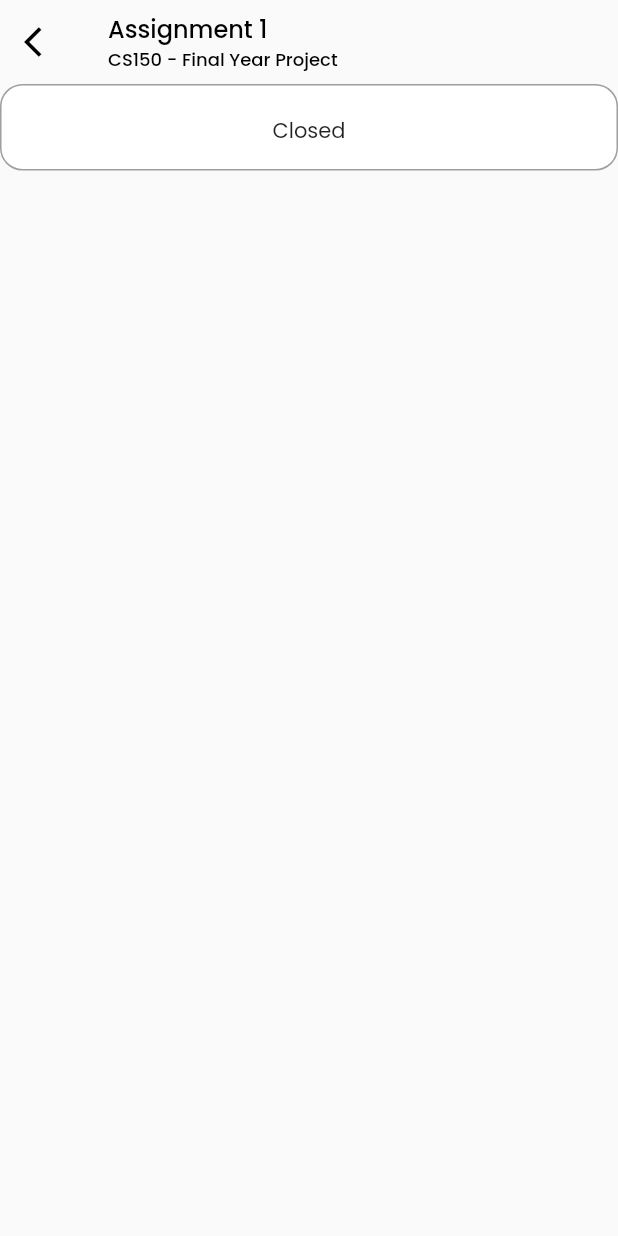
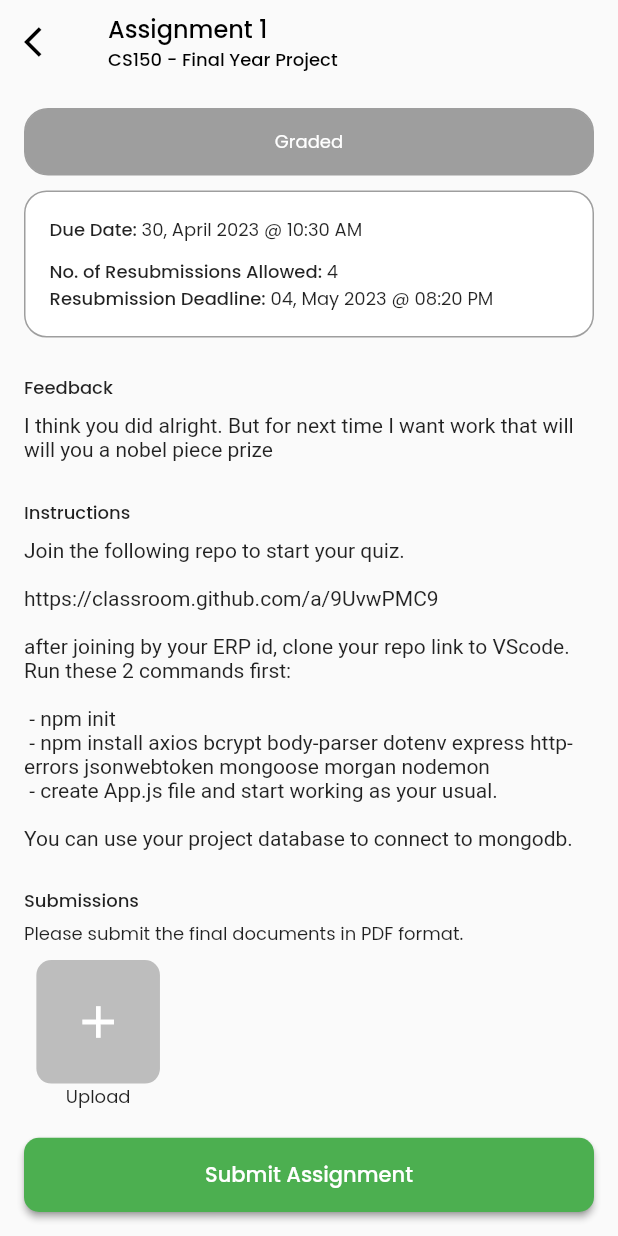
Before and after one commit to FYP-LMS-2023/front-end, a Flutter app: the AssignmentPage screen opened directly, on a phone screen of 412 x 824 dp. Run offline on Flutter 3.47's test engine with Material 2 defaults, Android fonts, the phone set to English and light mode, and no system bars; our stand-ins replace google_fonts.

Commit message:
Feat: Assignment Page + Submissions Widget

```diff
--- a/lib/views/screens/assignment_page.dart
+++ b/lib/views/screens/assignment_page.dart
@@ -1,9 +1,13 @@
 import 'package:flutter/material.dart';
+import 'package:front_end/constants/fonts.dart';
+import 'package:front_end/views/widgets/buttons.dart';
 import 'package:front_end/views/widgets/cards.dart';
+import 'package:front_end/views/widgets/submissions.dart';
 import '../widgets/headers.dart';
 
 class AssignmentPage extends StatelessWidget {
-  const AssignmentPage({super.key});
+  final bool graded;
+  const AssignmentPage({super.key, this.graded = false});
 
   @override
   Widget build(BuildContext context) {
@@ -15,11 +19,90 @@ class AssignmentPage extends StatelessWidget {
       ),
       body: SingleChildScrollView(
         child: Center(
-          child: Column(
-            children: <Widget>[
-              CenteredCard(text: "Closed", height: 0.07, ),
-            ],
+          child: Padding(
+            padding: const EdgeInsets.all(16.0),
+            child: Column(
+              children: <Widget>[
+                AssignmentDetailCard(
+                  dueDate: DateTime.now(),
+                  numResubmissions: 4,
+                  resubmissionDueDate: DateTime(2023, 05, 04, 20, 20),
+                  status: "Graded",
+                ),
+                SizedBox(
+                  height: MediaQuery.of(context).size.height * 0.03,
+                ),
+                Container(
+                  alignment: Alignment.centerLeft,
+                  child: Text(
+                    "Feedback",
+                    style: Styles.labelMedium,
+                  ),
+                ),
+                SizedBox(
+                  height: MediaQuery.of(context).size.height * 0.01,
+                ),
+                Container(
+                  alignment: Alignment.centerLeft,
+                  child: const Text(
+                    "I think you did alright. But for next time I want work that will will you a nobel piece prize",
+                  ),
+                ),
+                SizedBox(
+                  height: MediaQuery.of(context).size.height * 0.03,
+                ),
+                Container(
+                  alignment: Alignment.centerLeft,
+                  child: Text(
+                    "Instructions",
+                    style: Styles.labelMedium,
+                  ),
+                ),
+                SizedBox(
+                  height: MediaQuery.of(context).size.height * 0.01,
+                ),
+                const Text(
+                    "Join the following repo to start your quiz. \n\nhttps://classroom.github.com/a/9UvwPMC9 \n\nafter joining by your ERP id, clone your repo link to VScode.\nRun these 2 commands first: \n\n - npm init \n - npm install axios bcrypt body-parser dotenv express http-errors jsonwebtoken mongoose morgan nodemon \n - create App.js file and start working as your usual.\n\nYou can use your project database to connect to mongodb. "),
+                SizedBox(
+                  height: MediaQuery.of(context).size.height * 0.03,
+                ),
+                Container(
+                  alignment: Alignment.centerLeft,
+                  child: Text(
+                    "Submissions",
+                    style: Styles.labelMedium,
+                  ),
+                ),
+                SizedBox(
+                  height: MediaQuery.of(context).size.height * 0.005,
+                ),
+                Container(
+                  alignment: Alignment.centerLeft,
+                  child: Text(
+                    "Please submit the final documents in PDF format.",
+                    style: Styles.bodySmall,
+                  ),
+                ),
+                SizedBox(
+                  height: MediaQuery.of(context).size.height * 0.01,
+                ),
+                SizedBox(
+                  width: MediaQuery.of(context).size.width,
+                  child: const Submissions(),
+                )
+              ],
+            ),
           ),
+        ),
+      ),
+      bottomNavigationBar: Container(
+        padding: const EdgeInsets.all(16),
+        child: MainButton(
+          onPressed: () {
+            Navigator.pop(context);
+          },
+          text: "Submit Assignment",
+          color: Colors.green,
         ),
       ),
     );
--- /dev/null
+++ b/lib/views/widgets/submissions.dart
@@ -0,0 +1,104 @@
+import 'package:flutter/material.dart';
+import 'package:flutter/src/widgets/framework.dart';
+import 'package:flutter/src/widgets/placeholder.dart';
+import 'package:front_end/constants/fonts.dart';
+
+class Submissions extends StatefulWidget {
+  final Function? onClick;
+  const Submissions({super.key, this.onClick});
+
+  @override
+  State<Submissions> createState() => _SubmissionsState();
+}
+
+class _SubmissionsState extends State<Submissions> {
+  int numDocs = 0;
+  @override
+  Widget build(BuildContext context) {
+    return SingleChildScrollView(
+      scrollDirection: Axis.horizontal,
+      child: Row(
+        children: [
+          for (int i = 0; i < numDocs; i++) doc(context),
+          SizedBox(
+            width: MediaQuery.of(context).size.width * 0.02,
+          ),
+          Column(
+            crossAxisAlignment: CrossAxisAlignment.center,
+            children: [
+              InkWell(
+                onTap: () {
+                  setState(() {
+                    numDocs++;
+                  });
+                },
+                child: Ink(
+                  width: MediaQuery.of(context).size.width * 0.2,
+                  height: MediaQuery.of(context).size.width * 0.2,
+                  // color: Colors.grey[400],
+                  decoration: BoxDecoration(
+                    borderRadius: BorderRadius.circular(10),
+                    color: Colors.grey[400],
+                  ),
+                  child: const Icon(Icons.add, color: Colors.white, size: 36),
+                ),
+              ),
+              Text("Upload", style: Styles.bodySmall),
+            ],
+          ),
+        ],
+      ),
+    );
+  }
+
+  Row doc(BuildContext context) {
+    return Row(
+      children: [
+        SizedBox(
+          width: MediaQuery.of(context).size.width * 0.02,
+        ),
+        Column(
+          crossAxisAlignment: CrossAxisAlignment.start,
+          children: [
+            InkWell(
+              onTap: () {},
+              child: Stack(
+                alignment: Alignment.topRight,
+                children: [
+                  InkWell(
+                    onTap: () => setState(() {
+                      numDocs--;
+                    }),
+                    child: Padding(
+                      padding: const EdgeInsets.all(8.0),
+                      child: Icon(
+                        Icons.cancel,
+                        color: Colors.red[400],
+                        size: 20,
+                      ),
+                    ),
+                  ),
+                  Ink(
+                    width: MediaQuery.of(context).size.width * 0.2,
+                    height: MediaQuery.of(context).size.width * 0.2,
+                    // color: Colors.grey[400],
+                    decoration: BoxDecoration(
+                      borderRadius: BorderRadius.circular(10),
+                      color: Colors.grey[400],
+                    ),
+                    child: const Icon(Icons.picture_as_pdf,
+                        color: Colors.white, size: 36),
+                  ),
+                ],
+              ),
+            ),
+            Text(
+              "doc.pdf",
+              style: Styles.bodySmall,
+            ),
+          ],
+        ),
+      ],
+    );
+  }
+}
```
